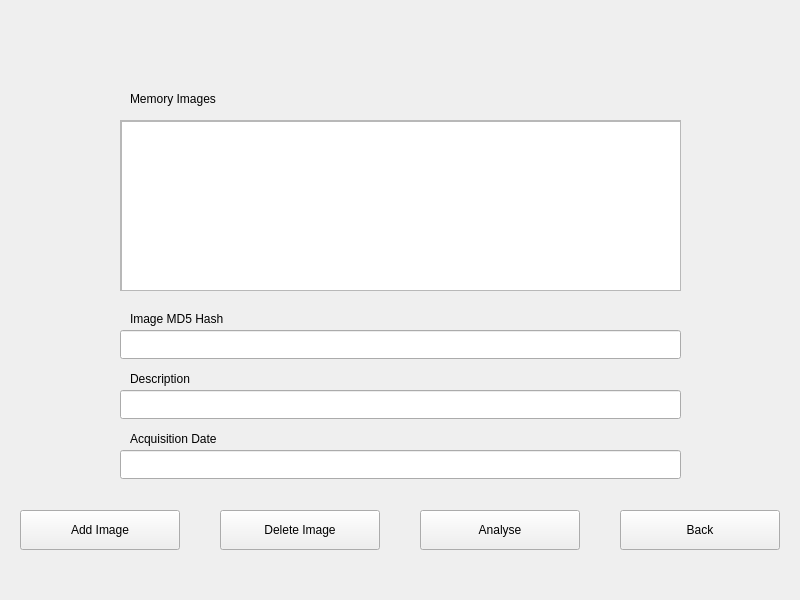
Above: csf/views/imageManager.ui from tiagolb/CSF-old before the change. Below: the same form after it.
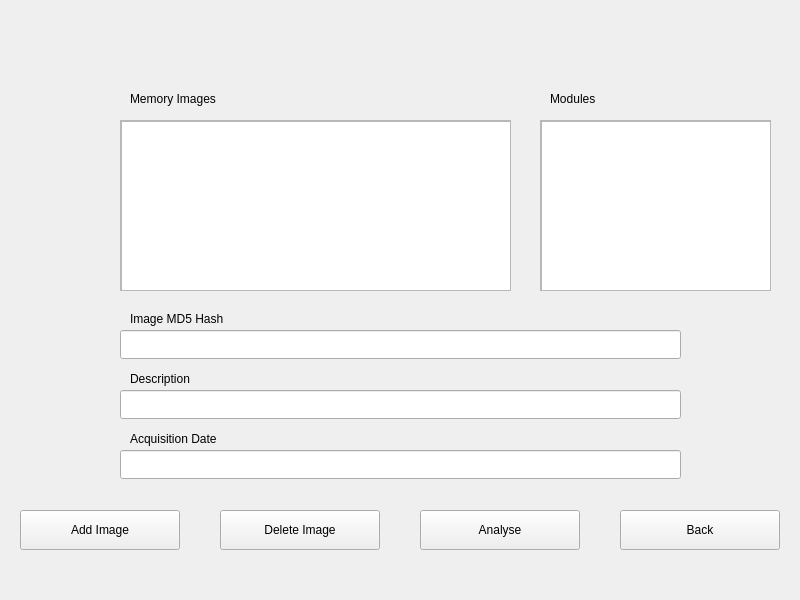
That is the form after the change.

Commit message: [ADD] Added support for choice of modules in analysis. Added config file for module parsing, no more handwritten python code for making modules work.

The edit to the form file:
```diff
--- a/csf/views/imageManager.ui
+++ b/csf/views/imageManager.ui
@@ -44,7 +44,7 @@
     <rect>
      <x>120</x>
      <y>120</y>
-     <width>561</width>
+     <width>391</width>
      <height>171</height>
     </rect>
    </property>
@@ -56,7 +56,7 @@
      <rect>
       <x>0</x>
       <y>0</y>
-      <width>559</width>
+      <width>389</width>
       <height>169</height>
      </rect>
     </property>
@@ -65,7 +65,7 @@
       <rect>
        <x>0</x>
        <y>0</y>
-       <width>561</width>
+       <width>391</width>
        <height>171</height>
       </rect>
      </property>
@@ -180,6 +180,52 @@
     <string>Acquisition Date</string>
    </property>
   </widget>
+  <widget class="QLabel" name="label_5">
+   <property name="geometry">
+    <rect>
+     <x>550</x>
+     <y>90</y>
+     <width>121</width>
+     <height>17</height>
+    </rect>
+   </property>
+   <property name="text">
+    <string>Modules</string>
+   </property>
+  </widget>
+  <widget class="QScrollArea" name="scrollArea_2">
+   <property name="geometry">
+    <rect>
+     <x>540</x>
+     <y>120</y>
+     <width>231</width>
+     <height>171</height>
+    </rect>
+   </property>
+   <property name="widgetResizable">
+    <bool>true</bool>
+   </property>
+   <widget class="QWidget" name="scrollAreaWidgetContents_2">
+    <property name="geometry">
+     <rect>
+      <x>0</x>
+      <y>0</y>
+      <width>229</width>
+      <height>169</height>
+     </rect>
+    </property>
+    <widget class="QListView" name="listView_2">
+     <property name="geometry">
+      <rect>
+       <x>0</x>
+       <y>0</y>
+       <width>231</width>
+       <height>171</height>
+      </rect>
+     </property>
+    </widget>
+   </widget>
+  </widget>
  </widget>
  <resources/>
  <connections/>
```
The commit also changes 7 other files.
